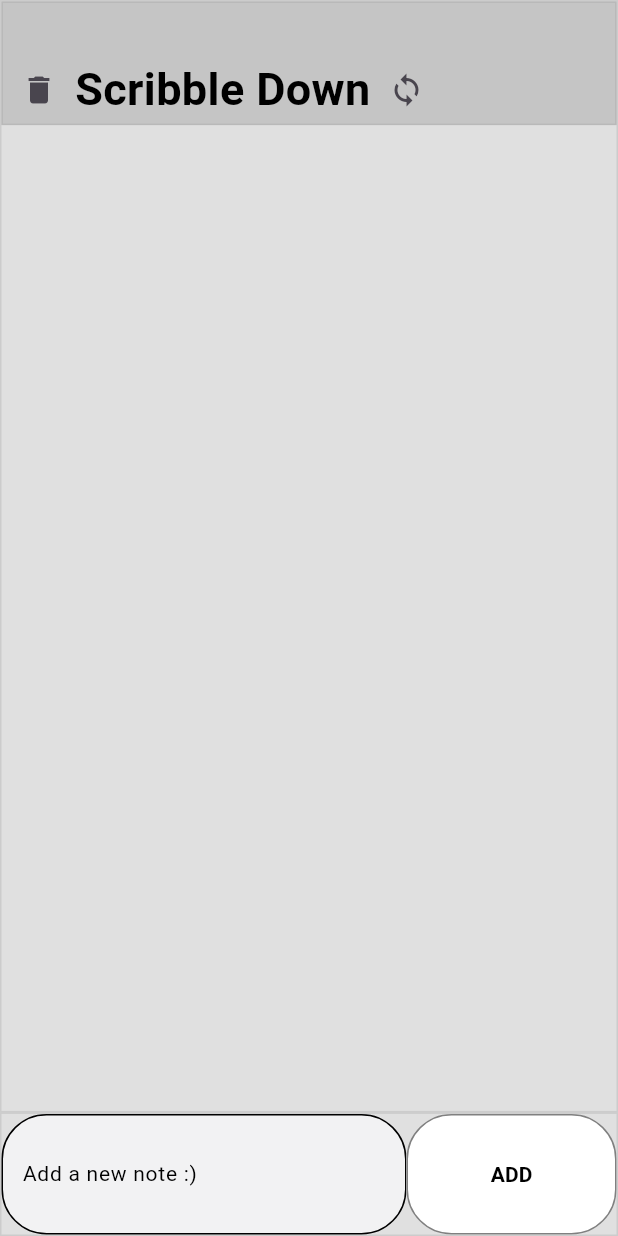
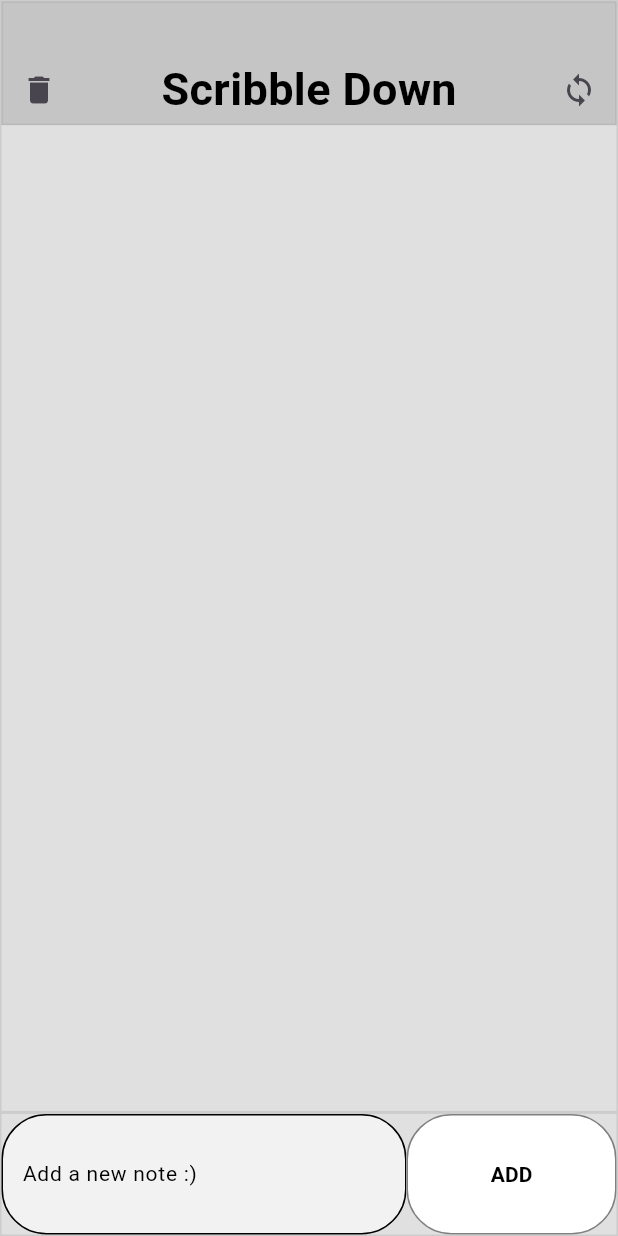
Before and after one commit to Symbian-Bro/chat_clone, a Flutter app: the screen it shows after launch, on a phone screen of 412 x 824 dp. Run offline on Flutter 3.47's test engine with Material 3 defaults, Android fonts, the phone set to English and light mode, and no system bars.

Commit message:
Properly positioned the two iconbuttons and added spacers between the buttons and the text view to position the title in the middle of the top container(The one with the header).

```diff
--- a/lib/homescreen.dart
+++ b/lib/homescreen.dart
@@ -77,11 +77,13 @@ class _HomeScreenState extends State<HomeScreen> {
                           ),
                         ),
                         child: Row(
+                          mainAxisAlignment: MainAxisAlignment.center,
                           children: [
                             IconButton(
                               onPressed: () {},
                               icon: Icon(Icons.delete),
                             ),
+                            Spacer(),
                             Text(
                               "Scribble Down",
                               textAlign: TextAlign.start,
@@ -93,6 +95,7 @@ class _HomeScreenState extends State<HomeScreen> {
                                 color: Color(0xff000000),
                               ),
                             ),
+                            Spacer(),
                             IconButton(
                               onPressed: () {},
                               icon: Icon(Icons.sync),
@@ -109,7 +112,12 @@ class _HomeScreenState extends State<HomeScreen> {
                       padding: EdgeInsets.all(0),
                       shrinkWrap: true,
                       physics: ScrollPhysics(),
-                      children: [],
+                      children: notes.map((item) {
+                        return Card(
+                          elevation: 10,
+                          child: ListTile(title: Text(item)),
+                        );
+                      }).toList(),
                     ),
                   ),
                 ],
```
